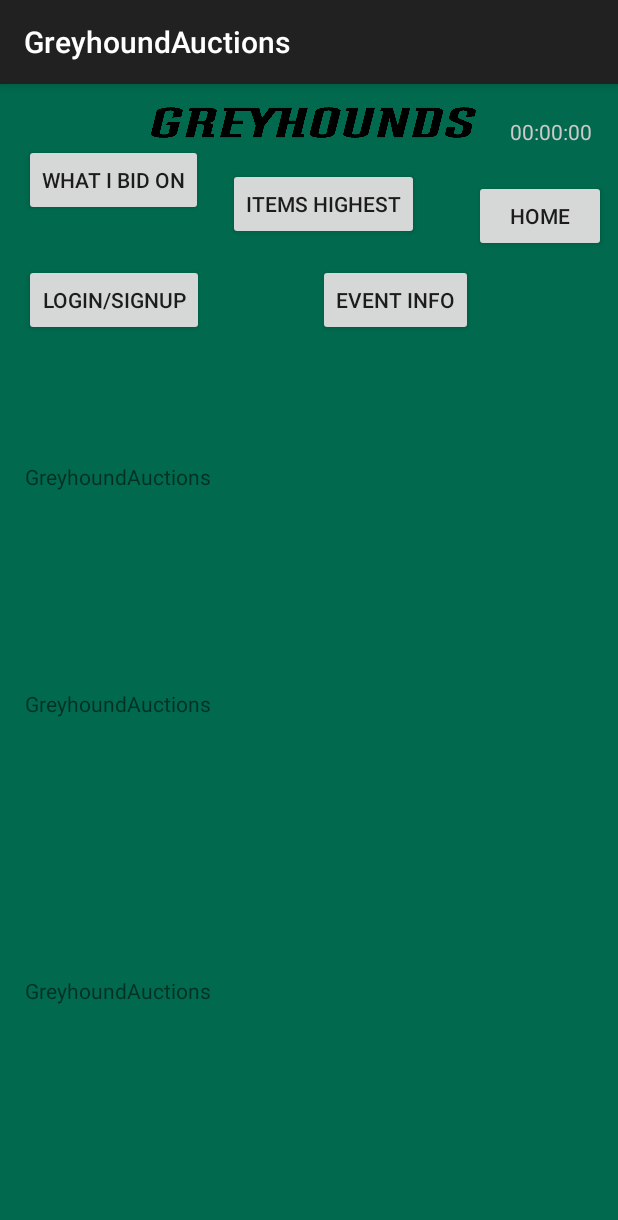
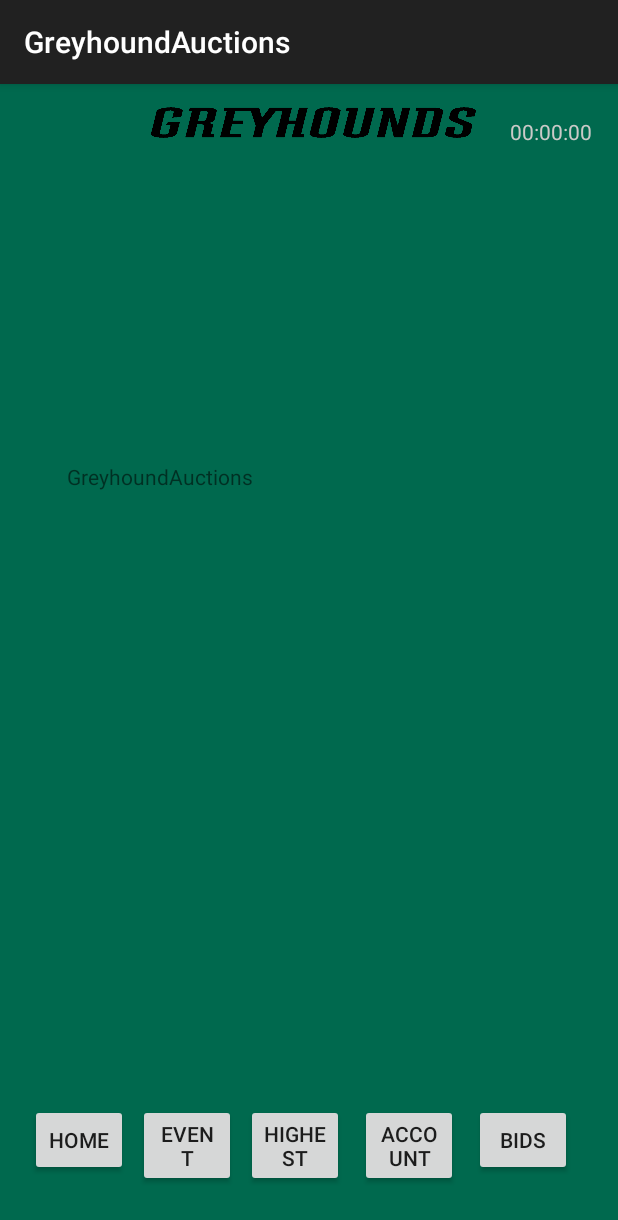
Before and after one commit to noface-0/LoyolaUni-AuctioningApp-Website, an Android app: the screen it shows after launch (MainActivity), on a phone screen of 412 x 824 dp. Shown: the top 1220 px of the screen. Run offline under Robolectric (Android 15) with nearby library versions, the phone set to English and light mode, and no system bars.

Commit message:
editing buttons for main activity

```diff
--- a/AndroidApp/app/src/main/res/layout/activity_main.xml
+++ b/AndroidApp/app/src/main/res/layout/activity_main.xml
@@ -36,8 +36,8 @@
         app:srcCompat="@drawable/greyhounds_logo" />
 
     <ScrollView
-        android:layout_width="368dp"
-        android:layout_height="455dp"
+        android:layout_width="291dp"
+        android:layout_height="173dp"
         android:layout_marginTop="168dp"
         app:layout_constraintHorizontal_bias="0.372"
         app:layout_constraintLeft_toLeftOf="parent"
@@ -82,28 +82,17 @@
                 app:layout_constraintRight_toRightOf="parent"
                 app:layout_constraintTop_toTopOf="parent" />
 
-            <TextView
-                android:id="@+id/item4"
-                android:layout_width="match_parent"
-                android:layout_height="wrap_content"
-                android:layout_marginTop="212dp"
-                android:text="@string/app_name"
-                app:layout_constraintHorizontal_bias="0.049"
-                app:layout_constraintLeft_toLeftOf="parent"
-                app:layout_constraintRight_toRightOf="parent"
-                app:layout_constraintTop_toTopOf="parent" />
-
         </LinearLayout>
     </ScrollView>
 
     <Button
         android:id="@+id/ItemsHighestButton"
-        android:layout_width="wrap_content"
-        android:layout_height="wrap_content"
-        android:layout_marginStart="152dp"
-        android:layout_marginLeft="152dp"
-        android:layout_marginTop="56dp"
-        android:text="Items Highest"
+        android:layout_width="65dp"
+        android:layout_height="0dp"
+        android:layout_marginStart="164dp"
+        android:layout_marginLeft="164dp"
+        android:layout_marginTop="680dp"
+        android:text="Highest"
         app:layout_constraintLeft_toLeftOf="parent"
         app:layout_constraintRight_toRightOf="parent"
         app:layout_constraintStart_toStartOf="parent"
@@ -111,12 +100,12 @@
 
     <Button
         android:id="@+id/eventButton"
-        android:layout_width="wrap_content"
+        android:layout_width="65dp"
         android:layout_height="wrap_content"
-        android:layout_marginStart="212dp"
-        android:layout_marginLeft="212dp"
-        android:layout_marginTop="120dp"
-        android:text="Event Info"
+        android:layout_marginStart="92dp"
+        android:layout_marginLeft="92dp"
+        android:layout_marginTop="680dp"
+        android:text="Event"
         app:layout_constraintLeft_toLeftOf="parent"
         app:layout_constraintRight_toRightOf="parent"
         app:layout_constraintStart_toStartOf="parent"
@@ -124,12 +113,12 @@
 
     <Button
         android:id="@+id/whatIBidOnButton"
-        android:layout_width="wrap_content"
-        android:layout_height="wrap_content"
-        android:layout_marginStart="16dp"
-        android:layout_marginLeft="16dp"
-        android:layout_marginTop="40dp"
-        android:text="What I Bid On"
+        android:layout_width="65dp"
+        android:layout_height="0dp"
+        android:layout_marginStart="316dp"
+        android:layout_marginLeft="316dp"
+        android:layout_marginTop="680dp"
+        android:text="Bids"
         app:layout_constraintLeft_toLeftOf="parent"
         app:layout_constraintRight_toRightOf="parent"
         app:layout_constraintStart_toStartOf="parent"
@@ -137,12 +126,12 @@
 
     <Button
         android:id="@+id/loginSignUpButton"
-        android:layout_width="wrap_content"
-        android:layout_height="wrap_content"
-        android:layout_marginStart="16dp"
-        android:layout_marginLeft="16dp"
-        android:layout_marginTop="120dp"
-        android:text="Login/Signup"
+        android:layout_width="65dp"
+        android:layout_height="0dp"
+        android:layout_marginStart="240dp"
+        android:layout_marginLeft="240dp"
+        android:layout_marginTop="680dp"
+        android:text="Account"
         app:layout_constraintLeft_toLeftOf="parent"
         app:layout_constraintRight_toRightOf="parent"
         app:layout_constraintStart_toStartOf="parent"
@@ -150,11 +139,11 @@
 
     <Button
         android:id="@+id/homeButton"
-        android:layout_width="wrap_content"
-        android:layout_height="wrap_content"
-        android:layout_marginStart="316dp"
-        android:layout_marginLeft="316dp"
-        android:layout_marginTop="64dp"
+        android:layout_width="65dp"
+        android:layout_height="0dp"
+        android:layout_marginStart="20dp"
+        android:layout_marginLeft="20dp"
+        android:layout_marginTop="680dp"
         android:text="Home"
         app:layout_constraintLeft_toLeftOf="parent"
         app:layout_constraintRight_toRightOf="parent"
```
